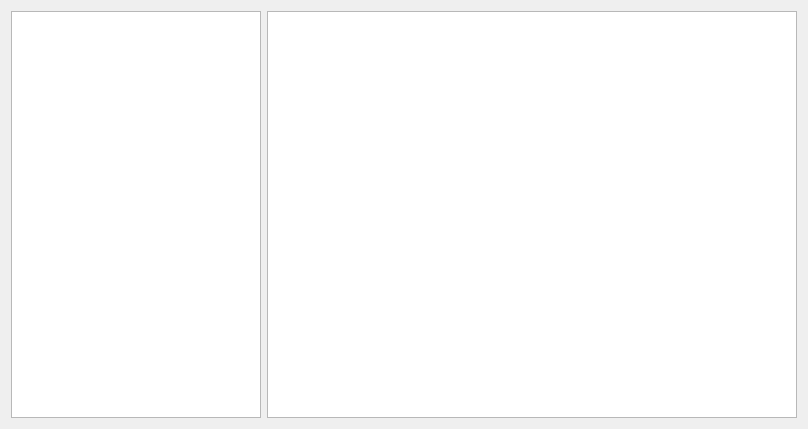
First picture: the form in src/Presets/widgets/presettabwidget.ui, repository keshavbhatt/formatforge, before the edit.
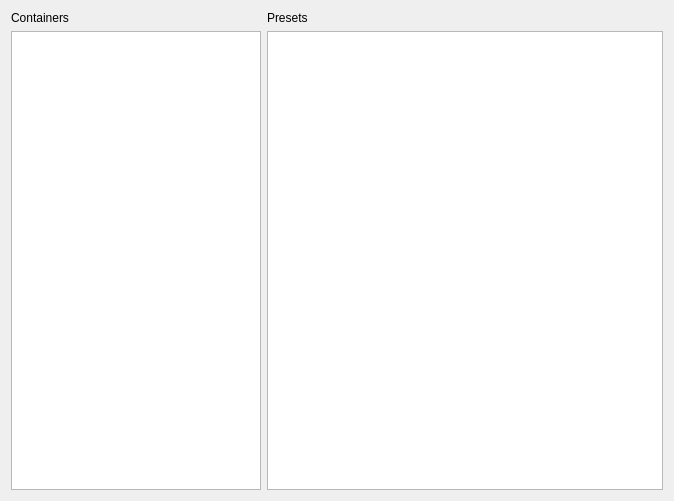
Second picture: the form after the edit.

Patch:
```diff
--- a/src/Presets/widgets/presettabwidget.ui
+++ b/src/Presets/widgets/presettabwidget.ui
@@ -6,14 +6,34 @@
    <rect>
     <x>0</x>
     <y>0</y>
-    <width>808</width>
-    <height>429</height>
+    <width>674</width>
+    <height>501</height>
    </rect>
   </property>
   <property name="windowTitle">
    <string>Form</string>
   </property>
-  <layout class="QHBoxLayout" name="horizontalLayout">
+  <layout class="QVBoxLayout" name="verticalLayout">
+   <item>
+    <layout class="QHBoxLayout" name="horizontalLayout_2">
+     <property name="topMargin">
+      <number>0</number>
+     </property>
+     <property name="rightMargin">
+      <number>0</number>
+     </property>
+     <item>
+      <layout class="QVBoxLayout" name="verticalLayout_2">
+       <property name="rightMargin">
+        <number>0</number>
+       </property>
+       <item>
+        <widget class="QLabel" name="label">
+         <property name="text">
+          <string>Containers</string>
+         </property>
+        </widget>
+       </item>
    <item>
     <widget class="QListWidget" name="exetensionListWidget">
      <property name="maximumSize">
@@ -24,8 +44,26 @@
      </property>
     </widget>
    </item>
+      </layout>
+     </item>
+     <item>
+      <layout class="QVBoxLayout" name="verticalLayout_3">
+       <property name="rightMargin">
+        <number>0</number>
+       </property>
+       <item>
+        <widget class="QLabel" name="label_2">
+         <property name="text">
+          <string>Presets</string>
+         </property>
+        </widget>
+       </item>
    <item>
     <widget class="QListWidget" name="optionsListWidget"/>
+       </item>
+      </layout>
+     </item>
+    </layout>
    </item>
   </layout>
  </widget>
```
Lines whose indentation alone changed are shown as unchanged.
